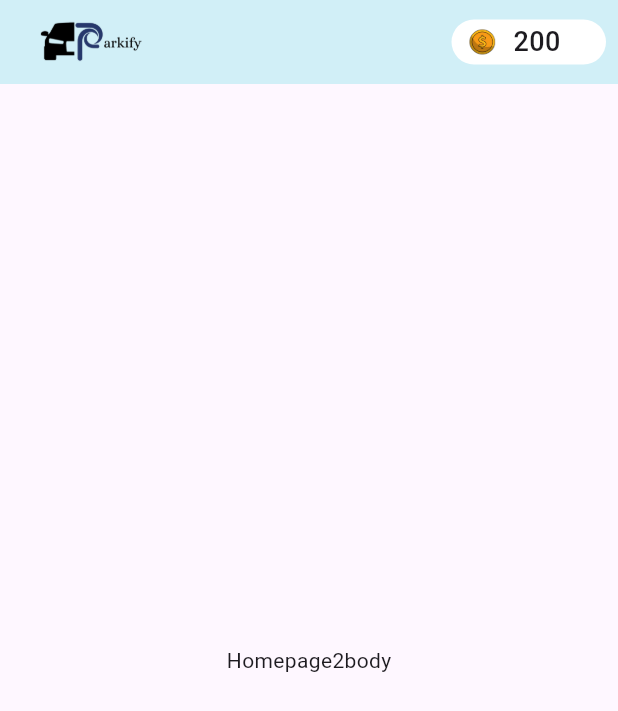
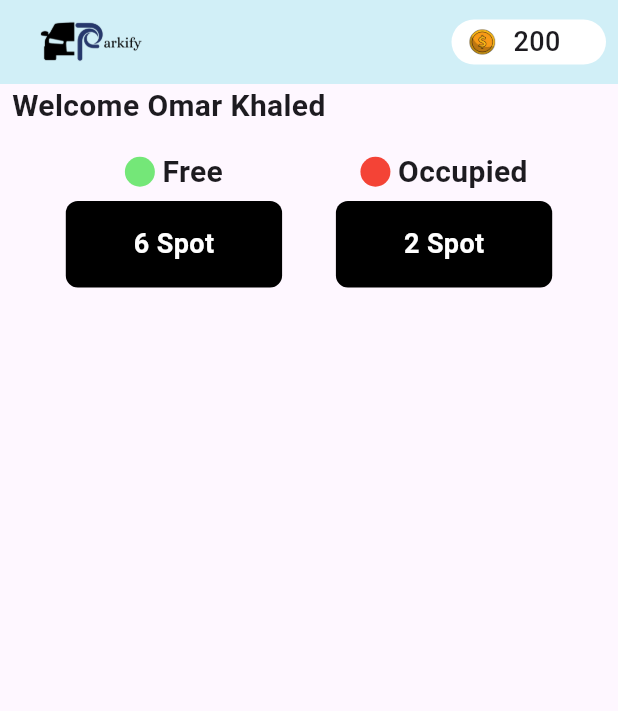
Before and after one commit to omarkhaled200/Parkify-Graduation-project-, a Flutter app: the Homepage2body screen opened directly, on a phone screen of 412 x 824 dp. Shown: the top 711 px of the screen. Run offline on Flutter 3.47's test engine with Material 3 defaults, Android fonts, the phone set to English and light mode, and no system bars; our stand-ins replace animated_text_kit, curved_navigation_bar, flutter_svg, go_router; Roboto replaces fonts that are missing (PlaypenSans); project files that could hold a hidden picture were left out.

Commit message:
Create the display of the Available Spot

```diff
--- /dev/null
+++ b/lib/Feature/Home/persentation/Views/Widgets/CusotmNumberAvailabilitySpot.dart
@@ -0,0 +1,38 @@
+import 'package:flutter/material.dart';
+import 'package:parkify/Core/utlis/assets.dart';
+
+class CusotmNumberAvailabilitySpot extends StatelessWidget {
+  const CusotmNumberAvailabilitySpot({
+    super.key,
+    required this.width,
+    required this.heaight,
+    required this.NumberSpot,
+  });
+
+  final double width;
+  final double heaight;
+  final int NumberSpot;
+
+  @override
+  Widget build(BuildContext context) {
+    return Container(
+      width: width * 0.35,
+      height: heaight * 0.07,
+      decoration: BoxDecoration(
+        borderRadius: BorderRadius.circular(8),
+        color: Colors.black,
+      ),
+      child: Center(
+        child: Text(
+          '${NumberSpot} Spot',
+          style: TextStyle(
+            color: Colors.white,
+            fontSize: 18,
+            fontWeight: FontWeight.w600,
+            fontFamily: Assets.textfamily,
+          ),
+        ),
+      ),
+    );
+  }
+}
--- /dev/null
+++ b/lib/Feature/Home/persentation/Views/Widgets/CustomTypeAvailabilitySpot.dart
@@ -0,0 +1,39 @@
+import 'package:flutter/material.dart';
+import 'package:parkify/Core/utlis/assets.dart';
+
+class CustomTypeAvailabilitySpot extends StatelessWidget {
+  const CustomTypeAvailabilitySpot({
+    super.key,
+    required this.text,
+    required this.color,
+  });
+  final String text;
+  final Color color;
+
+  @override
+  Widget build(BuildContext context) {
+    return Row(
+      children: [
+        Container(
+          width: 20,
+          height: 20,
+          decoration: BoxDecoration(
+            borderRadius: BorderRadius.circular(16),
+            color: color,
+          ),
+        ),
+        SizedBox(
+          width: 5,
+        ),
+        Text(
+          text,
+          style: TextStyle(
+            fontSize: 20,
+            fontWeight: FontWeight.w600,
+            fontFamily: Assets.textfamily,
+          ),
+        )
+      ],
+    );
+  }
+}
--- /dev/null
+++ b/lib/Feature/Home/persentation/Views/Widgets/CustomavailabilitySpot.dart
@@ -0,0 +1,39 @@
+import 'package:flutter/material.dart';
+import 'package:parkify/Feature/Home/persentation/Views/Widgets/CusotmNumberAvailabilitySpot.dart';
+import 'package:parkify/Feature/Home/persentation/Views/Widgets/CustomTypeAvailabilitySpot.dart';
+
+class CustomavailabilitySpot extends StatelessWidget {
+  const CustomavailabilitySpot({
+    super.key,
+    required this.width,
+    required this.heaight,
+    required this.text,
+    required this.color,
+    required this.NumberSpot,
+  });
+
+  final double width;
+  final double heaight;
+  final String text;
+  final Color color;
+  final int NumberSpot;
+  @override
+  Widget build(BuildContext context) {
+    return Column(
+      children: [
+        CustomTypeAvailabilitySpot(
+          color: color,
+          text: text,
+        ),
+        SizedBox(
+          height: 5,
+        ),
+        CusotmNumberAvailabilitySpot(
+          width: width,
+          heaight: heaight,
+          NumberSpot: NumberSpot,
+        ),
+      ],
+    );
+  }
+}
--- a/lib/Feature/Home/persentation/Views/Widgets/Homepage2body.dart
+++ b/lib/Feature/Home/persentation/Views/Widgets/Homepage2body.dart
@@ -2,6 +2,8 @@ import 'package:flutter/material.dart';
 import 'package:flutter/widgets.dart';
 
 import 'package:parkify/Core/utlis/Icon_All_app.dart';
+import 'package:parkify/Core/utlis/assets.dart';
+import 'package:parkify/Feature/Home/persentation/Views/Widgets/CustomavailabilitySpot.dart';
 
 import 'package:parkify/Feature/Home/persentation/Views/Widgets/DisplayMoneyWidget.dart';
 
@@ -15,8 +17,6 @@ class Homepage2body extends StatefulWidget {
 }
 
 class _Homepage2bodyState extends State<Homepage2body> {
-  int _currentIndex = 0;
-
   @override
   Widget build(BuildContext context) {
     var heaight = MediaQuery.of(context).size.height;
@@ -29,8 +29,44 @@ class _Homepage2bodyState extends State<Homepage2body> {
         title: IconApp(width: width),
         actions: [DisplaymoneyWidget(width: width)],
       ),
-      body: Center(
-        child: Text('Homepage2body'),
+      body: Padding(
+        padding: const EdgeInsets.only(left: 8.0, right: 8),
+        child: Column(
+          mainAxisAlignment: MainAxisAlignment.start,
+          crossAxisAlignment: CrossAxisAlignment.start,
+          children: [
+            Text(
+              'Welcome Omar Khaled',
+              style: TextStyle(
+                fontSize: 20,
+                fontWeight: FontWeight.w600,
+                fontFamily: Assets.textfamily,
+              ),
+            ),
+            const SizedBox(
+              height: 15,
+            ),
+            Row(
+              mainAxisAlignment: MainAxisAlignment.spaceEvenly,
+              children: [
+                CustomavailabilitySpot(
+                  width: width,
+                  heaight: heaight,
+                  text: 'Free',
+                  color: const Color.fromARGB(255, 116, 231, 120),
+                  NumberSpot: 6,
+                ),
+                CustomavailabilitySpot(
+                  width: width,
+                  heaight: heaight,
+                  text: 'Occupied',
+                  color: Colors.red,
+                  NumberSpot: 2,
+                ),
+              ],
+            )
+          ],
+        ),
       ),
     );
   }
```
